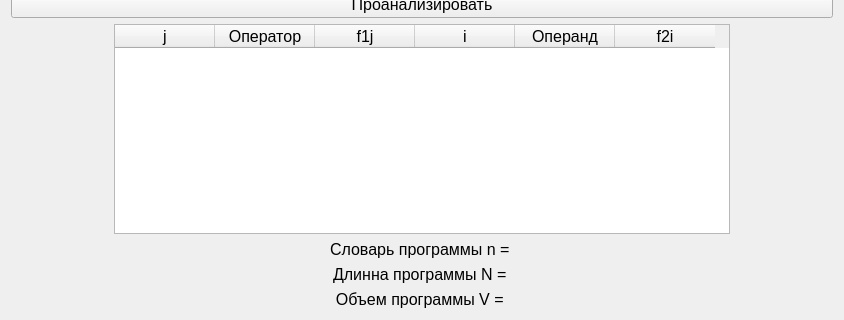
This is 4/Lab1/src/MainWidget/MainWidget.ui in VadVergasov/MSCIT as Qt 5 draws it before an edit; both pictures show x 0 to 844 and y 270 to 590 of the 844 by 590 pixel window. The edited form follows.
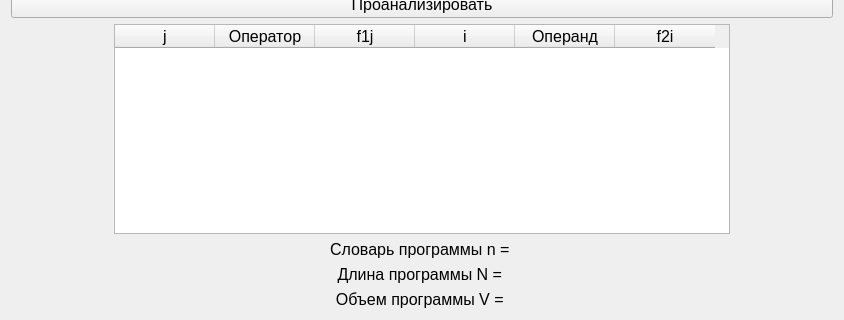
This is the edited form.

The edit to the form file:
```diff
--- a/4/Lab1/src/MainWidget/MainWidget.ui
+++ b/4/Lab1/src/MainWidget/MainWidget.ui
@@ -138,7 +138,7 @@
    <item>
     <widget class="QLabel" name="lengthLabel">
      <property name="text">
-      <string>Длинна программы N = </string>
+      <string>Длина программы N = </string>
      </property>
      <property name="alignment">
       <set>Qt::AlignCenter</set>
```
